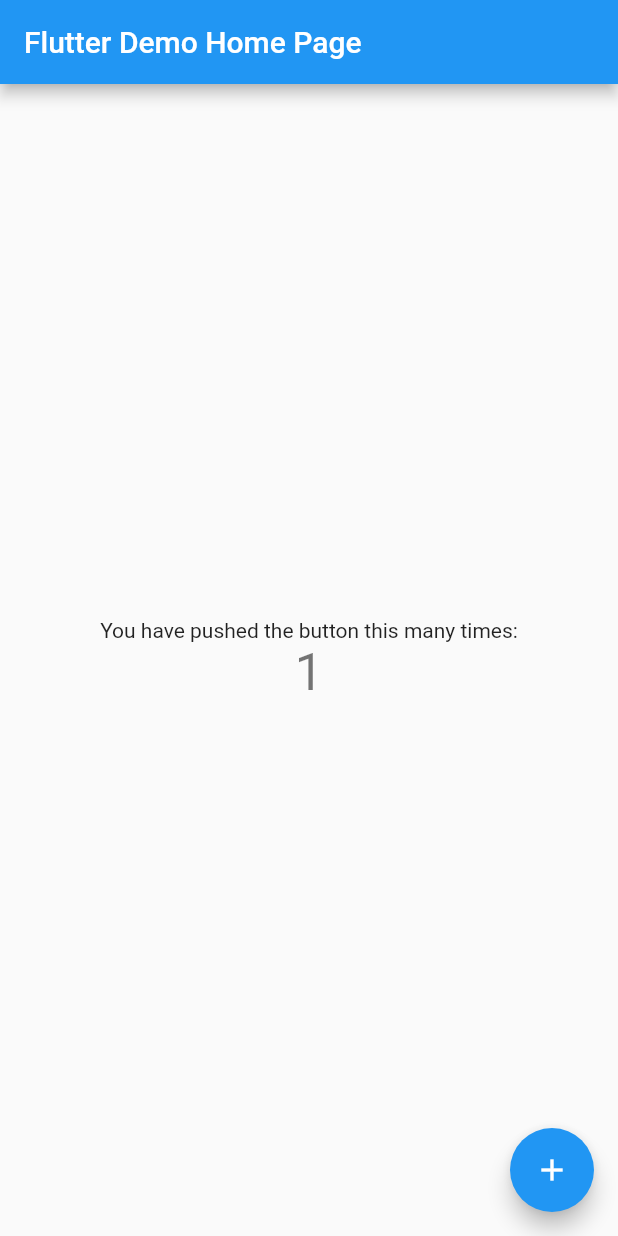
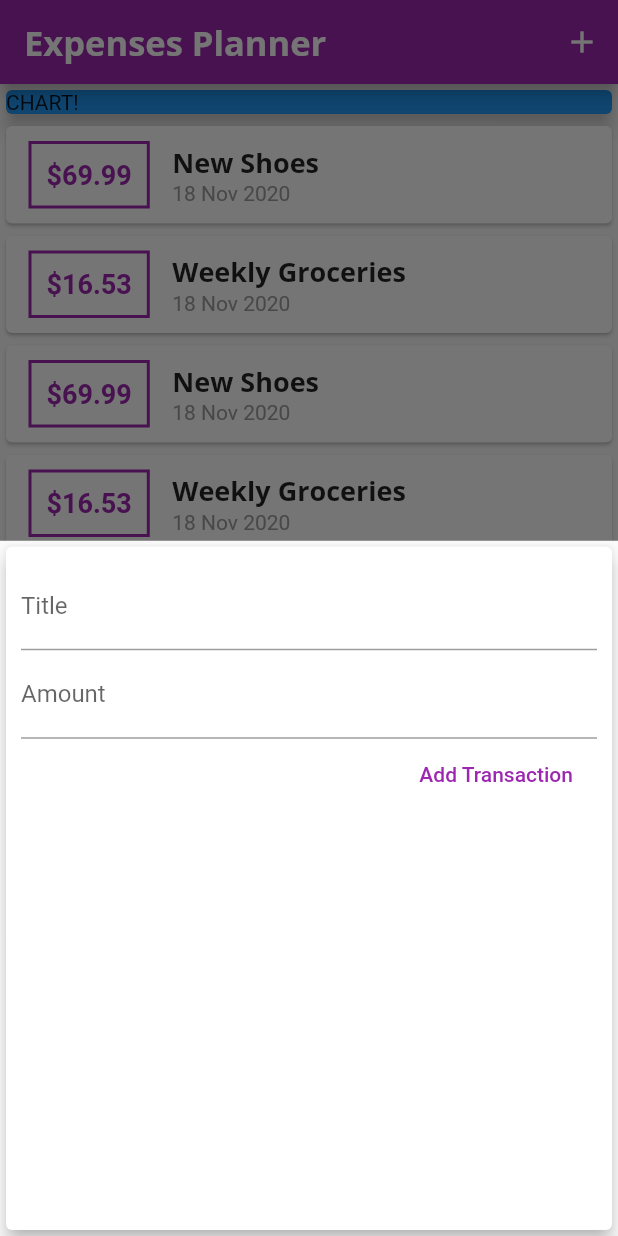
Before and after one commit to essana3/flutter-expenses-planner, a Flutter app: the screen it shows after launch, after a tap on the "add" icon, on a phone screen of 412 x 824 dp. Run offline on Flutter 3.47's test engine with Material 2 defaults, Android fonts, the phone set to English and light mode, and no system bars.

Commit message:
listview & custom fonts

```diff
--- a/lib/main.dart
+++ b/lib/main.dart
@@ -1,117 +1,157 @@
 import 'package:flutter/material.dart';
 
-void main() {
-  runApp(MyApp());
-}
+import './widgets/new_transaction.dart';
+import './widgets/transactions_list.dart';
+import 'models/transaction.dart';
+
+void main() => runApp(MyApp());
 
 class MyApp extends StatelessWidget {
-  // This widget is the root of your application.
   @override
   Widget build(BuildContext context) {
     return MaterialApp(
-      title: 'Flutter Demo',
+      title: 'Expenses Planner',
+      home: MyHomePage(),
       theme: ThemeData(
-        // This is the theme of your application.
-        //
-        // Try running your application with "flutter run". You'll see the
-        // application has a blue toolbar. Then, without quitting the app, try
-        // changing the primarySwatch below to Colors.green and then invoke
-        // "hot reload" (press "r" in the console where you ran "flutter run",
-        // or simply save your changes to "hot reload" in a Flutter IDE).
-        // Notice that the counter didn't reset back to zero; the application
-        // is not restarted.
-        primarySwatch: Colors.blue,
-        // This makes the visual density adapt to the platform that you run
-        // the app on. For desktop platforms, the controls will be smaller and
-        // closer together (more dense) than on mobile platforms.
-        visualDensity: VisualDensity.adaptivePlatformDensity,
+        primaryColor: Colors.purple,
+        accentColor: Colors.amber,
+        fontFamily: 'Quicksand',
+        textTheme: ThemeData.light().textTheme.copyWith(
+              headline6: TextStyle(
+                fontSize: 18,
+                fontFamily: 'OpenSans',
+                fontWeight: FontWeight.bold,
+              ),
+            ),
+        appBarTheme: AppBarTheme(
+          textTheme: ThemeData.light().textTheme.copyWith(
+                headline6: TextStyle(
+                  fontSize: 23,
+                  fontFamily: 'OpenSans',
+                  fontWeight: FontWeight.bold,
+                ),
+              ),
+        ),
       ),
-      home: MyHomePage(title: 'Flutter Demo Home Page'),
     );
   }
 }
 
 class MyHomePage extends StatefulWidget {
-  MyHomePage({Key key, this.title}) : super(key: key);
-
-  // This widget is the home page of your application. It is stateful, meaning
-  // that it has a State object (defined below) that contains fields that affect
-  // how it looks.
-
-  // This class is the configuration for the state. It holds the values (in this
-  // case the title) provided by the parent (in this case the App widget) and
-  // used by the build method of the State. Fields in a Widget subclass are
-  // always marked "final".
-
-  final String title;
-
   @override
   _MyHomePageState createState() => _MyHomePageState();
 }
 
 class _MyHomePageState extends State<MyHomePage> {
-  int _counter = 0;
+  final List<Transaction> _transactions = [
+    Transaction(
+      id: 't1',
+      title: 'New Shoes',
+      amount: 69.99,
+      date: DateTime.now(),
+    ),
+    Transaction(
+      id: 't2',
+      title: 'Weekly Groceries',
+      amount: 16.53,
+      date: DateTime.now(),
+    ),
+    Transaction(
+      id: 't1',
+      title: 'New Shoes',
+      amount: 69.99,
+      date: DateTime.now(),
+    ),
+    Transaction(
+      id: 't2',
+      title: 'Weekly Groceries',
+      amount: 16.53,
+      date: DateTime.now(),
+    ),
+    Transaction(
+      id: 't1',
+      title: 'New Shoes',
+      amount: 69.99,
+      date: DateTime.now(),
+    ),
+    Transaction(
+      id: 't2',
+      title: 'Weekly Groceries',
+      amount: 16.53,
+      date: DateTime.now(),
+    ),
+    Transaction(
+      id: 't1',
+      title: 'New Shoes',
+      amount: 69.99,
+      date: DateTime.now(),
+    ),
+    Transaction(
+      id: 't2',
+      title: 'Weekly Groceries',
+      amount: 16.53,
+      date: DateTime.now(),
+    ),
+  ];
 
-  void _incrementCounter() {
-    setState(() {
-      // This call to setState tells the Flutter framework that something has
-      // changed in this State, which causes it to rerun the build method below
-      // so that the display can reflect the updated values. If we changed
-      // _counter without calling setState(), then the build method would not be
-      // called again, and so nothing would appear to happen.
-      _counter++;
-    });
+  void _addNewTransaction(String title, double amount) {
+    final newTx = new Transaction(
+      id: DateTime.now().toString(),
+      title: title,
+      amount: amount,
+      date: DateTime.now(),
+    );
+
+    setState(() => _transactions.add(newTx));
+  }
+
+  void _startAddNewTransaction(BuildContext ctx) {
+    showModalBottomSheet(
+      context: ctx,
+      builder: (_) {
+        return NewTransaction(_addNewTransaction);
+        // return GestureDetector(
+        //   child: NewTransaction(_addNewTransaction),
+        //   onTap: () {},
+        //   behavior: HitTestBehavior.opaque,
+        // );
+      },
+    );
   }
 
   @override
   Widget build(BuildContext context) {
-    // This method is rerun every time setState is called, for instance as done
-    // by the _incrementCounter method above.
-    //
-    // The Flutter framework has been optimized to make rerunning build methods
-    // fast, so that you can just rebuild anything that needs updating rather
-    // than having to individually change instances of widgets.
     return Scaffold(
       appBar: AppBar(
-        // Here we take the value from the MyHomePage object that was created by
-        // the App.build method, and use it to set our appbar title.
-        title: Text(widget.title),
+        title: Text('Expenses Planner'),
+        actions: [
+          IconButton(
+            icon: Icon(Icons.add),
+            onPressed: () => _startAddNewTransaction(context),
+          ),
+        ],
       ),
-      body: Center(
-        // Center is a layout widget. It takes a single child and positions it
-        // in the middle of the parent.
+      body: SingleChildScrollView(
         child: Column(
-          // Column is also a layout widget. It takes a list of children and
-          // arranges them vertically. By default, it sizes itself to fit its
-          // children horizontally, and tries to be as tall as its parent.
-          //
-          // Invoke "debug painting" (press "p" in the console, choose the
-          // "Toggle Debug Paint" action from the Flutter Inspector in Android
-          // Studio, or the "Toggle Debug Paint" command in Visual Studio Code)
-          // to see the wireframe for each widget.
-          //
-          // Column has various properties to control how it sizes itself and
-          // how it positions its children. Here we use mainAxisAlignment to
-          // center the children vertically; the main axis here is the vertical
-          // axis because Columns are vertical (the cross axis would be
-          // horizontal).
-          mainAxisAlignment: MainAxisAlignment.center,
+          crossAxisAlignment: CrossAxisAlignment.stretch,
           children: <Widget>[
-            Text(
-              'You have pushed the button this many times:',
+            Container(
+              width: double.infinity,
+              child: Card(
+                color: Colors.blue,
+                child: Text('CHART!'),
+                elevation: 5,
+              ),
             ),
-            Text(
-              '$_counter',
-              style: Theme.of(context).textTheme.headline4,
-            ),
+            TransactionsList(_transactions),
           ],
         ),
       ),
       floatingActionButton: FloatingActionButton(
-        onPressed: _incrementCounter,
-        tooltip: 'Increment',
         child: Icon(Icons.add),
-      ), // This trailing comma makes auto-formatting nicer for build methods.
+        onPressed: () => _startAddNewTransaction(context),
+      ),
+      // floatingActionButtonLocation: FloatingActionButtonLocation.centerFloat,
     );
   }
 }
--- /dev/null
+++ b/lib/models/transaction.dart
@@ -0,0 +1,15 @@
+import 'package:flutter/foundation.dart';
+
+class Transaction {
+  final String id;
+  final String title;
+  final double amount;
+  final DateTime date;
+
+  Transaction({
+    @required this.id,
+    @required this.title,
+    @required this.amount,
+    @required this.date,
+  });
+}
--- /dev/null
+++ b/lib/widgets/new_transaction.dart
@@ -0,0 +1,51 @@
+import 'package:flutter/material.dart';
+
+class NewTransaction extends StatelessWidget {
+  final titleController = TextEditingController();
+  final amountController = TextEditingController();
+  final Function addTransaction;
+
+  NewTransaction(this.addTransaction);
+
+  void submitData(BuildContext context) {
+    String title = titleController.text;
+    double amount = double.parse(amountController.text);
+
+    if (title.isEmpty || amount <= 0) {
+      return;
+    }
+    addTransaction(title, amount);
+    Navigator.of(context).pop();
+  }
+
+  @override
+  Widget build(BuildContext context) {
+    return Card(
+      elevation: 5,
+      child: Container(
+        padding: EdgeInsets.all(10),
+        child: Column(
+          crossAxisAlignment: CrossAxisAlignment.end,
+          children: <Widget>[
+            TextField(
+              decoration: InputDecoration(labelText: 'Title'),
+              controller: titleController,
+              onSubmitted: (_) => submitData(context),
+            ),
+            TextField(
+              decoration: InputDecoration(labelText: 'Amount'),
+              controller: amountController,
+              keyboardType: TextInputType.numberWithOptions(decimal: true),
+              onSubmitted: (_) => submitData(context),
+            ),
+            FlatButton(
+              child: Text('Add Transaction'),
+              textColor: Colors.purple,
+              onPressed: () => submitData(context),
+            )
+          ],
+        ),
+      ),
+    );
+  }
+}
--- /dev/null
+++ b/lib/widgets/transactions_list.dart
@@ -0,0 +1,65 @@
+import 'package:flutter/material.dart';
+import 'package:intl/intl.dart';
+
+import '../models/transaction.dart';
+
+class TransactionsList extends StatelessWidget {
+  final List<Transaction> transactions;
+
+  TransactionsList(this.transactions);
+
+  @override
+  Widget build(BuildContext context) {
+    return Container(
+      height: 300,
+      child: ListView.builder(
+        itemBuilder: (ctx, index) {
+          return Card(
+            child: Row(
+              children: <Widget>[
+                Container(
+                  margin: EdgeInsets.symmetric(
+                    vertical: 10,
+                    horizontal: 15,
+                  ),
+                  padding: EdgeInsets.all(10),
+                  decoration: BoxDecoration(
+                    border: Border.all(
+                      color: Theme.of(context).primaryColor,
+                      width: 2,
+                    ),
+                  ),
+                  child: Text(
+                    '\$${transactions[index].amount.toStringAsFixed(2)}',
+                    style: TextStyle(
+                      color: Theme.of(context).primaryColor,
+                      fontWeight: FontWeight.bold,
+                      fontSize: 18,
+                    ),
+                  ),
+                ),
+                Column(
+                  crossAxisAlignment: CrossAxisAlignment.start,
+                  children: <Widget>[
+                    Text(
+                      transactions[index].title,
+                      style: Theme.of(context).textTheme.headline6,
+                    ),
+                    Text(
+                      DateFormat('dd MMM yyyy')
+                          .format(transactions[index].date),
+                      style: TextStyle(
+                        color: Colors.grey,
+                      ),
+                    ),
+                  ],
+                )
+              ],
+            ),
+          );
+        },
+        itemCount: transactions.length,
+      ),
+    );
+  }
+}
```
Also changed, not shown: pubspec.yaml (+14 -15 lines), assets/fonts/OpenSans-Bold.ttf (added), assets/fonts/OpenSans-Regular.ttf (added), assets/fonts/Quicksand-Bold.ttf (added), assets/fonts/Quicksand-Light.ttf (added), assets/fonts/Quicksand-Medium.ttf (added), assets/fonts/Quicksand-Regular.ttf (added), pubspec.lock, 2 other files.
